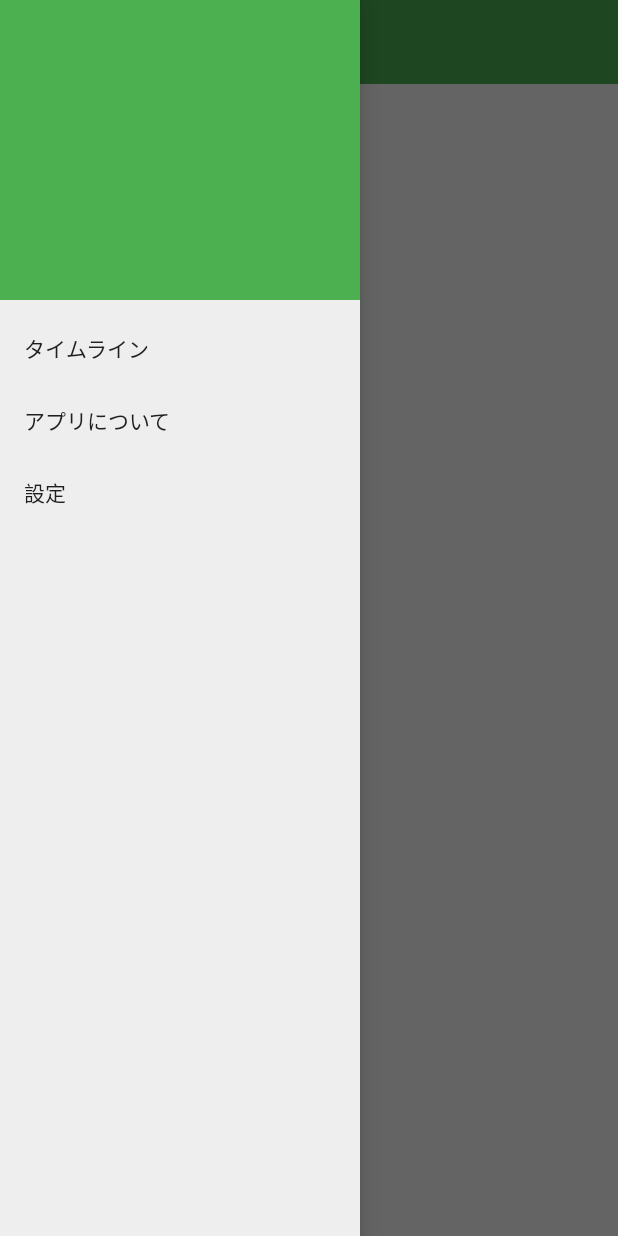
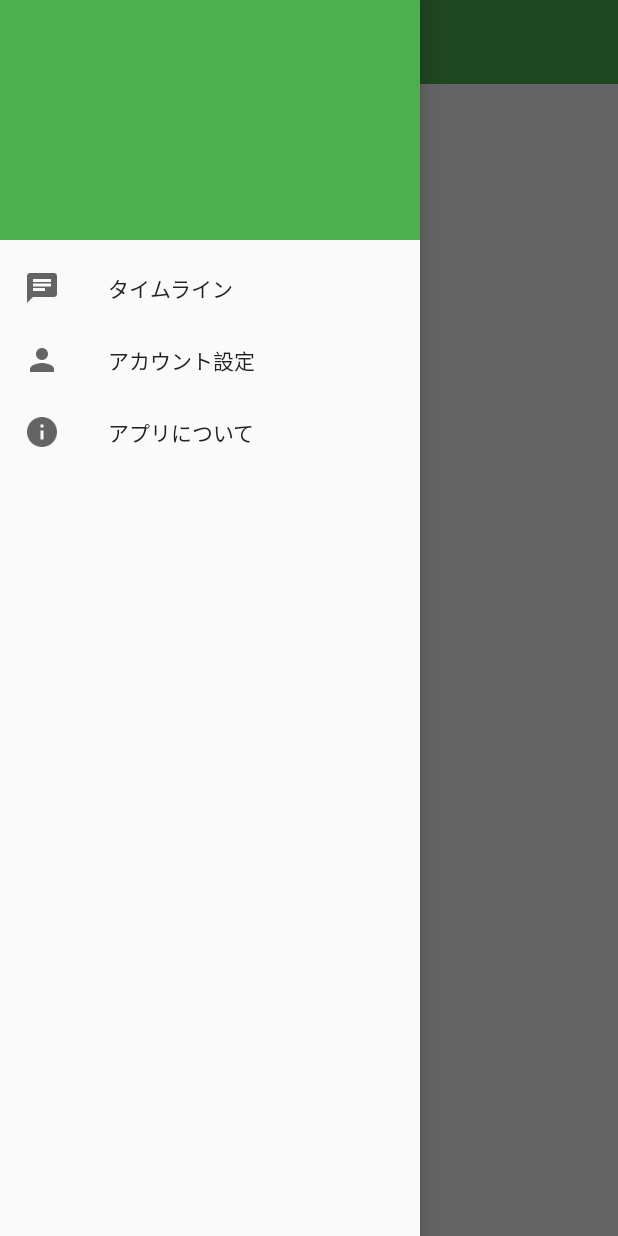
Before and after one commit to farundorL/Botchat, an Android app: the screen it shows after launch (MainActivity), with the side drawer open, on a phone screen of 412 x 824 dp. Run offline under Robolectric (Android 15) with nearby library versions, the phone set to English and light mode, and no system bars; our stand-ins replace ButterKnife.

Commit message:
drawer修正

```diff
--- a/app/src/main/java/com/farundorl/android/botchat/MainActivity.java
+++ b/app/src/main/java/com/farundorl/android/botchat/MainActivity.java
@@ -1,14 +1,13 @@
 package com.farundorl.android.botchat;
 
+import android.content.res.Configuration;
 import android.os.Bundle;
 import android.support.design.widget.NavigationView;
 import android.support.v4.widget.DrawerLayout;
 import android.support.v7.app.ActionBarDrawerToggle;
 import android.support.v7.app.AppCompatActivity;
 import android.support.v7.widget.Toolbar;
-import android.view.MenuItem;
 import android.view.View;
-import android.widget.AdapterView;
 import android.widget.Toast;
 
 import butterknife.Bind;
@@ -42,6 +41,11 @@ public class MainActivity extends AppCompatActivity {
     }
 
     private void initDrawer() {
+        leftDrawer.setNavigationItemSelectedListener(menuItem -> {
+            selectItem(menuItem.getItemId());
+            return true;
+        });
+
         drawerToggle = new ActionBarDrawerToggle(this, drawer, toolbar, R.string.drawer_open, R.string.drawer_close) {
             public void onDrawerClosed(View view) {
                 super.onDrawerClosed(view);
@@ -51,25 +55,20 @@ public class MainActivity extends AppCompatActivity {
                 super.onDrawerOpened(drawerView);
             }
         };
-        leftDrawer.setNavigationItemSelectedListener(
-                new NavigationView.OnNavigationItemSelectedListener() {
-                    @Override
-                    public boolean onNavigationItemSelected(MenuItem menuItem) {
-                        return false;
-                    }
-                }
-        );
+
         drawer.setDrawerListener(drawerToggle);
         drawerToggle.syncState();
     }
 
-    private void selectItem(int position) {
-        Toast.makeText(MainActivity.this, "position : " + position, Toast.LENGTH_SHORT).show();
+    private void selectItem(int id) {
+
+        Toast.makeText(MainActivity.this, "id : " + id, Toast.LENGTH_SHORT).show();
     }
 
     @Override
-    public boolean onOptionsItemSelected(MenuItem item) {
-        return super.onOptionsItemSelected(item);
+    public void onConfigurationChanged(Configuration newConfig) {
+        super.onConfigurationChanged(newConfig);
+        drawerToggle.onConfigurationChanged(newConfig);
     }
 
 }
--- a/app/src/main/res/layout/activity_main.xml
+++ b/app/src/main/res/layout/activity_main.xml
@@ -6,16 +6,6 @@
     android:layout_height="match_parent"
     android:fitsSystemWindows="true"
     tools:context=".MainActivity">
-
-    <!--navigation view-->
-    <android.support.design.widget.NavigationView
-        android:id="@+id/left_drawer"
-        android:layout_width="240dp"
-        android:layout_height="match_parent"
-        android:layout_gravity="start"
-        android:background="@color/background"
-        app:headerLayout="@layout/drawer_header"
-        app:menu="@menu/drawer_items" />
 
      <!--main view-->
      <RelativeLayout
@@ -37,4 +27,13 @@
 
      </RelativeLayout>
 
+    <!--navigation view-->
+    <android.support.design.widget.NavigationView
+        android:id="@+id/left_drawer"
+        android:layout_width="@dimen/drawer_width"
+        android:layout_height="match_parent"
+        android:layout_gravity="start"
+        app:headerLayout="@layout/drawer_header"
+        app:menu="@menu/drawer_items" />
+
 </android.support.v4.widget.DrawerLayout>
--- a/app/src/main/res/layout/drawer_header.xml
+++ b/app/src/main/res/layout/drawer_header.xml
@@ -1,7 +1,6 @@
-<?xml version="1.0" encoding="utf-8"?>
 <FrameLayout xmlns:android="http://schemas.android.com/apk/res/android"
     android:layout_width="match_parent"
-    android:layout_height="200dp"
+    android:layout_height="@dimen/drawer_header_height"
     android:background="@color/primary">
 
 </FrameLayout>
--- a/app/src/main/res/menu/drawer_items.xml
+++ b/app/src/main/res/menu/drawer_items.xml
@@ -1,12 +1,17 @@
 <?xml version="1.0" encoding="utf-8"?>
 <menu xmlns:android="http://schemas.android.com/apk/res/android">
-    <item
-        android:id="@+id/timeline"
-        android:title="タイムライン"/>
-    <item
-        android:id="@+id/about"
-        android:title="アプリについて"/>
-    <item
-        android:id="@+id/setting"
-        android:title="設定"/>
+    <group android:checkableBehavior="single">
+        <item
+            android:id="@+id/timeline"
+            android:title="@string/drawer_timeline"
+            android:icon="@drawable/ic_chat"/>
+        <item
+            android:id="@+id/account"
+            android:title="@string/drawer_account"
+            android:icon="@drawable/ic_person"/>
+        <item
+            android:id="@+id/about"
+            android:title="@string/drawer_about"
+            android:icon="@drawable/ic_info"/>
+    </group>
 </menu>
--- a/app/src/main/res/menu/menu_main.xml
+++ /dev/null
@@ -1,6 +0,0 @@
-<menu xmlns:android="http://schemas.android.com/apk/res/android"
-    xmlns:app="http://schemas.android.com/apk/res-auto"
-    xmlns:tools="http://schemas.android.com/tools" tools:context=".MainActivity">
-    <item android:id="@+id/action_settings" android:title="@string/action_settings"
-        android:orderInCategory="100" app:showAsAction="never" />
-</menu>
--- a/app/src/main/res/values/dimens.xml
+++ b/app/src/main/res/values/dimens.xml
@@ -2,4 +2,7 @@
     <!-- Default screen margins, per the Android Design guidelines. -->
     <dimen name="activity_horizontal_margin">16dp</dimen>
     <dimen name="activity_vertical_margin">16dp</dimen>
+
+    <dimen name="drawer_width">280dp</dimen>
+    <dimen name="drawer_header_height">160dp</dimen>
 </resources>
--- a/app/src/main/res/values/strings.xml
+++ b/app/src/main/res/values/strings.xml
@@ -1,9 +1,10 @@
 <resources>
     <string name="app_name">Botchat</string>
 
-    <string name="hello_world">Hello world!</string>
-    <string name="action_settings">Settings</string>
-
     <string name="drawer_open">open drawer</string>
     <string name="drawer_close">close drawer</string>
+
+    <string name="drawer_timeline">タイムライン</string>
+    <string name="drawer_account">アカウント設定</string>
+    <string name="drawer_about">アプリについて</string>
 </resources>
--- a/build.gradle
+++ b/build.gradle
@@ -6,6 +6,7 @@ buildscript {
     }
     dependencies {
         classpath "com.android.tools.build:gradle:1.3.1"
+        classpath 'me.tatarka:gradle-retrolambda:+'
 
         // NOTE: Do not place your application dependencies here; they belong
         // in the individual module build.gradle files
```
Also changed, not shown: app/build.gradle (+7 -1 lines), app/src/main/res/layout/item_drawer.xml (deleted, +0 -7 lines), app/src/main/res/drawable-xhdpi/ic_chat.png (added), app/src/main/res/drawable-xhdpi/ic_info.png (added), app/src/main/res/drawable-xhdpi/ic_person.png (added), app/src/main/res/drawable-xxxhdpi/ic_chat.png (added), app/src/main/res/drawable-xxxhdpi/ic_info.png (added), app/src/main/res/drawable-xxxhdpi/ic_person.png (added).
